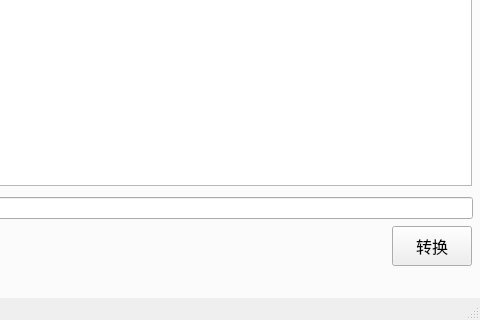
Before: the Qt Designer form mainwindow.ui in Libra1107/DisorderCodeDealer, drawn with Qt 5; both pictures show x 320 to 800 and y 580 to 900 of the 800 by 900 pixel window.
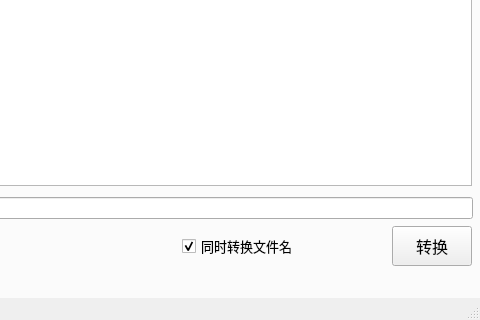
After: the same form once the commit is applied. The open tabs and pages were chosen to show the change.

Diff of the .ui file:
```diff
--- a/mainwindow.ui
+++ b/mainwindow.ui
@@ -196,6 +196,27 @@
        </item>
       </layout>
      </widget>
+     <widget class="QCheckBox" name="fileNameTrans">
+      <property name="geometry">
+       <rect>
+        <x>500</x>
+        <y>785</y>
+        <width>191</width>
+        <height>30</height>
+       </rect>
+      </property>
+      <property name="font">
+       <font>
+        <pointsize>10</pointsize>
+       </font>
+      </property>
+      <property name="text">
+       <string>同时转换文件名</string>
+      </property>
+      <property name="checked">
+       <bool>true</bool>
+      </property>
+     </widget>
     </widget>
    </widget>
   </widget>
```
